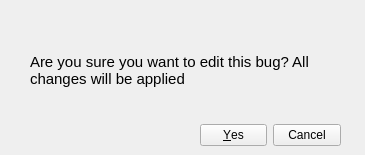
Above: ui/edit_bug_dialog.ui from vazmasero/UAT-Tool before the change. Below: the same form after it.
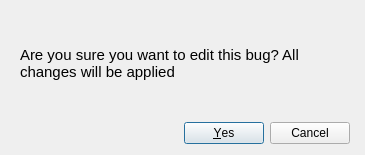
That is the form after the change.

Patch:
```diff
--- a/ui/edit_bug_dialog.ui
+++ b/ui/edit_bug_dialog.ui
@@ -13,31 +13,15 @@
   <property name="windowTitle">
    <string>Dialog</string>
   </property>
-  <widget class="QDialogButtonBox" name="buttonBox">
-   <property name="geometry">
-    <rect>
-     <x>20</x>
-     <y>160</y>
-     <width>341</width>
-     <height>32</height>
-    </rect>
+  <layout class="QVBoxLayout" name="verticalLayout">
+   <property name="leftMargin">
+    <number>20</number>
    </property>
-   <property name="orientation">
-    <enum>Qt::Orientation::Horizontal</enum>
+   <property name="rightMargin">
+    <number>15</number>
    </property>
-   <property name="standardButtons">
-    <set>QDialogButtonBox::StandardButton::Cancel|QDialogButtonBox::StandardButton::Ok</set>
-   </property>
-  </widget>
+   <item>
   <widget class="QLabel" name="label">
-   <property name="geometry">
-    <rect>
-     <x>30</x>
-     <y>30</y>
-     <width>301</width>
-     <height>81</height>
-    </rect>
-   </property>
    <property name="font">
     <font>
      <pointsize>11</pointsize>
@@ -50,15 +34,9 @@
     <bool>true</bool>
    </property>
   </widget>
-  <widget class="QDialogButtonBox" name="buttonBox_2">
-   <property name="geometry">
-    <rect>
-     <x>200</x>
-     <y>120</y>
-     <width>141</width>
-     <height>31</height>
-    </rect>
-   </property>
+   </item>
+   <item>
+    <widget class="QDialogButtonBox" name="btn_box">
    <property name="orientation">
     <enum>Qt::Orientation::Horizontal</enum>
    </property>
@@ -69,6 +47,8 @@
     <bool>false</bool>
    </property>
   </widget>
+   </item>
+  </layout>
  </widget>
  <resources/>
  <connections>
```
Left out of the diff: 39 changed lines with no effect on the pictures. Lines whose indentation alone changed are shown as unchanged.
